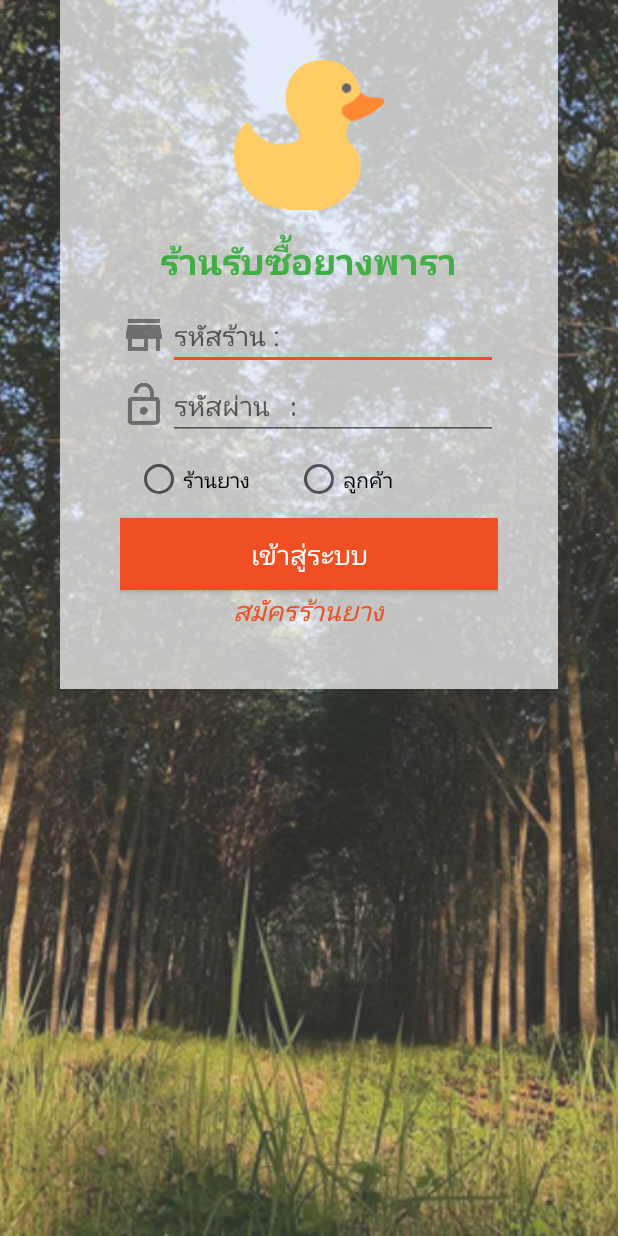
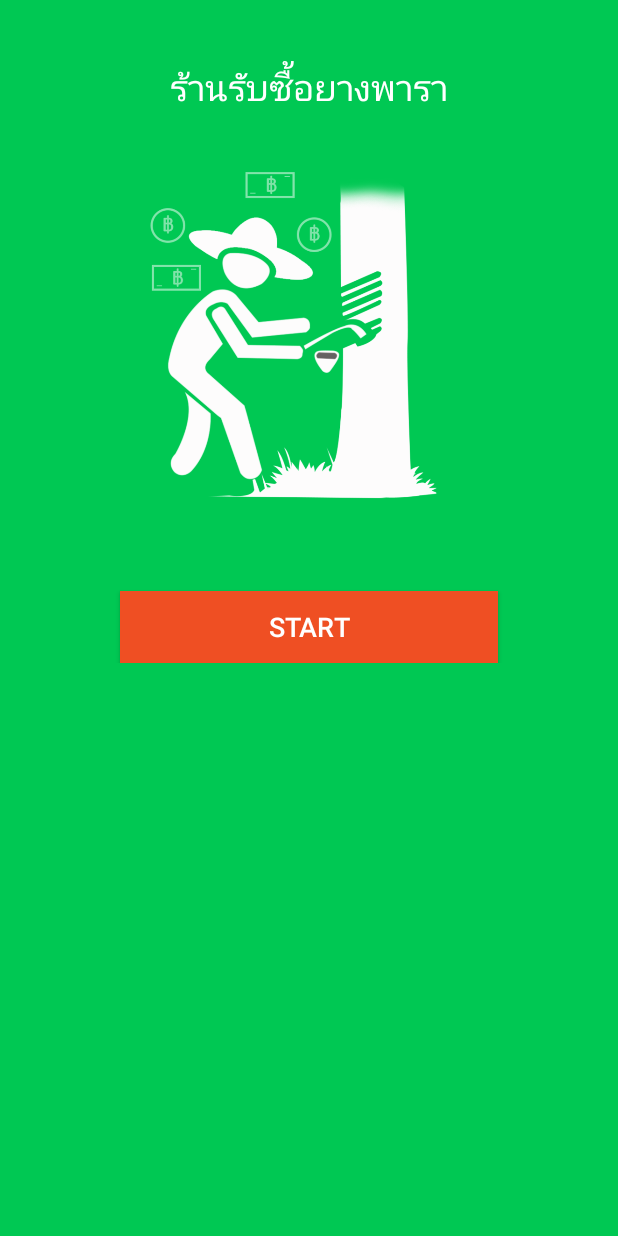
Before and after one commit to RMUTSV/BRubber, an Android app: the screen it shows after launch (MainActivity), on a phone screen of 412 x 824 dp. Run offline under Robolectric (Android 15) with nearby library versions, the phone set to English and light mode, and no system bars.

Commit message:
fragment

```diff
--- a/app/src/main/AndroidManifest.xml
+++ b/app/src/main/AndroidManifest.xml
@@ -18,4 +18,6 @@
         </activity>
     </application>
 
+    <uses-permission android:name="android.permission.INTERNET" />
+
 </manifest>
--- a/app/src/main/java/com/project/buy/brubber/fragment/RegisterFragment.java
+++ b/app/src/main/java/com/project/buy/brubber/fragment/RegisterFragment.java
@@ -5,4 +5,6 @@ package com.project.buy.brubber.fragment;
  */
 
 public class RegisterFragment {
-}
+
+
+}   // Main Class
--- a/app/src/main/res/layout/activity_main.xml
+++ b/app/src/main/res/layout/activity_main.xml
@@ -1,143 +1,47 @@
 <?xml version="1.0" encoding="utf-8"?>
-<android.support.constraint.ConstraintLayout
+<RelativeLayout
     xmlns:android="http://schemas.android.com/apk/res/android"
     xmlns:tools="http://schemas.android.com/tools"
     android:orientation="vertical"
     android:layout_width="match_parent"
     android:layout_height="match_parent"
+    android:background="@color/colorPrimary"
     tools:context="com.project.buy.brubber.MainActivity">
 
-    <!--WallPaper-->
-    <ImageView
-        android:scaleType="centerCrop"
-        android:src="@drawable/bg"
-        android:layout_width="match_parent"
-        android:layout_height="match_parent" />
-
     <LinearLayout
-        android:background="#b4ffffff"
         android:orientation="vertical"
-        android:padding="@dimen/margin"
-        android:layout_margin="@dimen/margin"
+        android:layout_margin="40dp"
         android:layout_width="match_parent"
         android:layout_height="wrap_content">
 
+        <TextView
+            android:layout_gravity="center_horizontal"
+            android:textSize="@dimen/h1"
+            android:textColor="#ffffff"
+            android:text="@string/thai_name"
+            android:layout_width="wrap_content"
+            android:layout_height="match_parent" />
+
         <!--Logo-->
         <ImageView
-            android:layout_width="@dimen/logo"
-            android:layout_height="@dimen/logo"
-            android:layout_gravity="center_horizontal"
-            android:src="@drawable/logo" />
-
-        <!--App Name-->
-        <TextView
-            android:layout_width="wrap_content"
-            android:layout_height="wrap_content"
-            android:layout_gravity="center_horizontal"
-            android:layout_marginTop="16dp"
-            android:text="@string/thai_name"
-            android:textColor="@color/colorPrimaryDark"
-            android:textSize="@dimen/h1"
-            android:textStyle="bold" />
-
-        <!--Id Store-->
-        <LinearLayout
-            android:layout_width="match_parent"
-            android:layout_height="wrap_content"
-            android:layout_marginTop="10dp"
-            android:orientation="horizontal">
-
-            <!--Icon-->
-            <ImageView
-                android:layout_width="wrap_content"
-                android:layout_height="wrap_content"
-                android:layout_gravity="center_vertical"
-                android:src="@drawable/ic_action_store" />
-
-            <!--TextField-->
-            <EditText
-                android:id="@+id/edtIdStore"
-                android:layout_width="match_parent"
-                android:layout_height="wrap_content"
-                android:hint="@string/id_store"
-                android:inputType="text"
-                android:textColor="@color/colorPrimaryDark" />
-
-        </LinearLayout>
-
-        <!--Password-->
-        <LinearLayout
-            android:layout_width="match_parent"
-            android:layout_height="wrap_content"
-            android:orientation="horizontal">
-
-            <!--Icon-->
-            <ImageView
-                android:layout_width="wrap_content"
-                android:layout_height="wrap_content"
-                android:layout_gravity="center_vertical"
-                android:src="@drawable/ic_action_password" />
-
-            <!--TextField-->
-            <EditText
-                android:id="@+id/edtPassword"
-                android:layout_width="match_parent"
-                android:layout_height="wrap_content"
-                android:hint="@string/password"
-                android:inputType="textPassword"
-                android:textColor="@color/colorPrimaryDark" />
-
-        </LinearLayout>
-
-        <!--Category-->
-        <RadioGroup
-            android:id="@+id/ragCategory"
-            android:layout_width="match_parent"
-            android:layout_height="wrap_content"
-            android:orientation="horizontal"
-            android:padding="10dp">
-
-            <!--Buyer-->
-            <RadioButton
-                android:id="@+id/radBuyer"
-                android:layout_width="wrap_content"
-                android:layout_height="wrap_content"
-                android:text="ร้านยาง" />
-
-            <!--Saleser-->
-            <RadioButton
-                android:id="@+id/radSaler"
-                android:layout_width="wrap_content"
-                android:layout_height="wrap_content"
-                android:layout_marginLeft="30dp"
-                android:text="ลูกค้า" />
-
-        </RadioGroup>
+            android:layout_width="300dp"
+            android:layout_height="300dp"
+            android:src="@drawable/logo1"/>
 
         <!--Login Button-->
         <Button
-            android:id="@+id/btnlogin"
+            android:layout_marginTop="20dp"
+            android:layout_marginLeft="@dimen/margin"
+            android:layout_marginRight="@dimen/margin"
+            android:id="@+id/btnstart"
             android:layout_width="match_parent"
             android:layout_height="wrap_content"
             android:background="@color/colorAccent"
-            android:text="เข้าสู่ระบบ"
+            android:text="Start"
             android:textColor="#ffffff"
             android:textSize="@dimen/h2" />
-
-        <!--New Register-->
-        <TextView
-            android:id="@+id/txtRegister"
-            android:layout_width="wrap_content"
-            android:layout_height="wrap_content"
-            android:layout_gravity="center_horizontal"
-            android:clickable="true"
-            android:text="สมัครร้านยาง"
-            android:textColor="@color/colorAccent"
-            android:textSize="@dimen/h2"
-            android:textStyle="italic" />
 
 
     </LinearLayout>
 
-
-</android.support.constraint.ConstraintLayout>
+</RelativeLayout>
--- a/app/src/main/res/layout/fragment_register.xml
+++ b/app/src/main/res/layout/fragment_register.xml
@@ -1,5 +1,6 @@
 <?xml version="1.0" encoding="utf-8"?>
 <LinearLayout xmlns:android="http://schemas.android.com/apk/res/android"
+    android:background="@color/colorbg"
     android:orientation="vertical"
     android:layout_width="match_parent"
     android:layout_height="match_parent">
@@ -8,10 +9,9 @@
     <android.support.v7.widget.Toolbar
         android:layout_width="match_parent"
         android:layout_height="?actionBarSize"
-        android:background="@color/colorPrimary"
+        android:background="@color/colorAccent"
         android:theme="@style/ThemeOverlay.AppCompat.Dark.ActionBar"
         android:id="@+id/toolbarRegister">
-
     </android.support.v7.widget.Toolbar>
 
     <!--Content-->
--- a/app/src/main/res/values/colors.xml
+++ b/app/src/main/res/values/colors.xml
@@ -1,6 +1,7 @@
 <?xml version="1.0" encoding="utf-8"?>
 <resources>
     <color name="colorPrimary">#00c853</color>
-    <color name="colorPrimaryDark">#43ae48</color>
+    <color name="colorPrimaryDark">#000000</color>
     <color name="colorAccent">#ef4f23</color>
+    <color name="colorbg">#5fc966</color>
 </resources>
--- a/app/src/main/res/values/strings.xml
+++ b/app/src/main/res/values/strings.xml
@@ -1,5 +1,5 @@
 <resources>
-    <string name="app_name">BRubber</string>
+    <string name="app_name">Bye Rubber</string>
     <string name="thai_name">ร้านรับซื้อยางพารา</string>
     <string name="name_store">ชื่อร้าน :</string>
     <string name="id_store">รหัสร้าน :</string>
```
Also changed, not shown: app/src/main/java/com/project/buy/brubber/fragment/MainFragment.java (added, +11 -0 lines), app/src/main/java/com/project/buy/brubber/utility/MyConstant.java (added, +33 -0 lines), app/src/main/res/layout/fragment_customer.xml (deleted, +0 -29 lines), app/src/main/res/layout/fragment_main.xml (+13 -8 lines), app/src/main/res/layout/fragment_menu_owner.xml (added, +97 -0 lines), app/src/main/res/drawable-mdpi/logo.png (added), app/src/main/res/drawable-mdpi/logo1.png (added), app/src/main/res/drawable/logo.png (deleted). Lines whose indentation alone changed are shown as unchanged.
